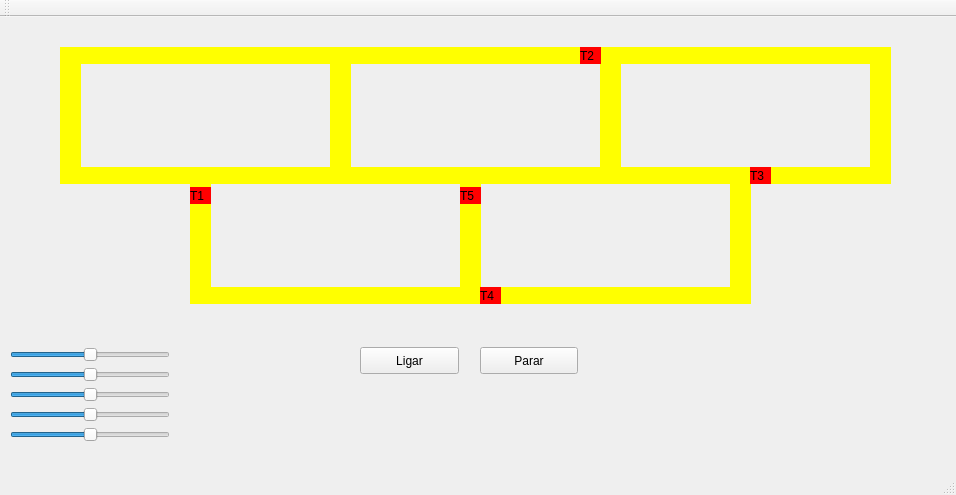
Qt form SOTrabalho2.1/mainwindow.ui (martinsspn/SO) before a commit.
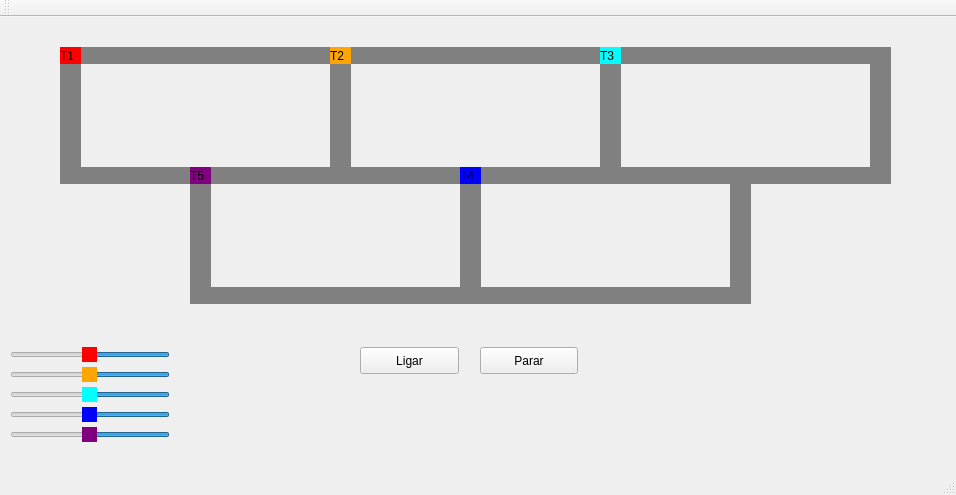
The same form after that commit.

Diff of the .ui file:
```diff
--- a/SOTrabalho2.1/mainwindow.ui
+++ b/SOTrabalho2.1/mainwindow.ui
@@ -17,8 +17,8 @@
    <widget class="QLabel" name="label_trem1">
     <property name="geometry">
      <rect>
-      <x>190</x>
-      <y>170</y>
+      <x>60</x>
+      <y>30</y>
       <width>21</width>
       <height>17</height>
      </rect>
@@ -40,7 +40,7 @@
      </rect>
     </property>
     <property name="styleSheet">
-     <string notr="true">QLabel { background: yellow}</string>
+     <string notr="true">QLabel { background: grey}</string>
     </property>
     <property name="text">
      <string/>
@@ -56,7 +56,7 @@
      </rect>
     </property>
     <property name="styleSheet">
-     <string notr="true">QLabel { background: yellow}</string>
+     <string notr="true">QLabel { background: grey}</string>
     </property>
     <property name="text">
      <string/>
@@ -72,7 +72,7 @@
      </rect>
     </property>
     <property name="styleSheet">
-     <string notr="true">QLabel { background: yellow}</string>
+     <string notr="true">QLabel { background: grey}</string>
     </property>
     <property name="text">
      <string/>
@@ -88,7 +88,7 @@
      </rect>
     </property>
     <property name="styleSheet">
-     <string notr="true">QLabel { background: yellow}</string>
+     <string notr="true">QLabel { background: grey}</string>
     </property>
     <property name="text">
      <string/>
@@ -130,7 +130,7 @@
      </rect>
     </property>
     <property name="styleSheet">
-     <string notr="true">QLabel { background: yellow}</string>
+     <string notr="true">QLabel { background: grey}</string>
     </property>
     <property name="text">
      <string/>
@@ -146,7 +146,7 @@
      </rect>
     </property>
     <property name="styleSheet">
-     <string notr="true">QLabel { background: yellow}</string>
+     <string notr="true">QLabel { background: grey}</string>
     </property>
     <property name="text">
      <string/>
@@ -162,7 +162,7 @@
      </rect>
     </property>
     <property name="styleSheet">
-     <string notr="true">QLabel { background: yellow}</string>
+     <string notr="true">QLabel { background: grey}</string>
     </property>
     <property name="text">
      <string/>
@@ -171,14 +171,105 @@
    <widget class="QLabel" name="label_trem2">
     <property name="geometry">
      <rect>
-      <x>580</x>
+      <x>330</x>
       <y>30</y>
       <width>21</width>
       <height>17</height>
      </rect>
     </property>
+    <property name="palette">
+     <palette>
+      <active>
+       <colorrole role="Button">
+        <brush brushstyle="SolidPattern">
+         <color alpha="255">
+          <red>255</red>
+          <green>165</green>
+          <blue>0</blue>
+         </color>
+        </brush>
+       </colorrole>
+       <colorrole role="Base">
+        <brush brushstyle="SolidPattern">
+         <color alpha="255">
+          <red>255</red>
+          <green>165</green>
+          <blue>0</blue>
+         </color>
+        </brush>
+       </colorrole>
+       <colorrole role="Window">
+        <brush brushstyle="SolidPattern">
+         <color alpha="255">
+          <red>255</red>
+          <green>165</green>
+          <blue>0</blue>
+         </color>
+        </brush>
+       </colorrole>
+      </active>
+      <inactive>
+       <colorrole role="Button">
+        <brush brushstyle="SolidPattern">
+         <color alpha="255">
+          <red>255</red>
+          <green>165</green>
+          <blue>0</blue>
+         </color>
+        </brush>
+       </colorrole>
+       <colorrole role="Base">
+        <brush brushstyle="SolidPattern">
+         <color alpha="255">
+          <red>255</red>
+          <green>165</green>
+          <blue>0</blue>
+         </color>
+        </brush>
+       </colorrole>
+       <colorrole role="Window">
+        <brush brushstyle="SolidPattern">
+         <color alpha="255">
+          <red>255</red>
+          <green>165</green>
+          <blue>0</blue>
+         </color>
+        </brush>
+       </colorrole>
+      </inactive>
+      <disabled>
+       <colorrole role="Button">
+        <brush brushstyle="SolidPattern">
+         <color alpha="255">
+          <red>255</red>
+          <green>165</green>
+          <blue>0</blue>
+         </color>
+        </brush>
+       </colorrole>
+       <colorrole role="Base">
+        <brush brushstyle="SolidPattern">
+         <color alpha="255">
+          <red>255</red>
+          <green>165</green>
+          <blue>0</blue>
+         </color>
+        </brush>
+       </colorrole>
+       <colorrole role="Window">
+        <brush brushstyle="SolidPattern">
+         <color alpha="255">
+          <red>255</red>
+          <green>165</green>
+          <blue>0</blue>
+         </color>
+        </brush>
+       </colorrole>
+      </disabled>
+     </palette>
+    </property>
     <property name="styleSheet">
-     <string notr="true">QLabel { background: red}</string>
+     <string notr="true">QLabel { background: orange}</string>
     </property>
     <property name="text">
      <string>T2</string>
@@ -187,14 +278,14 @@
    <widget class="QLabel" name="label_trem3">
     <property name="geometry">
      <rect>
-      <x>750</x>
-      <y>150</y>
+      <x>600</x>
+      <y>30</y>
       <width>21</width>
       <height>17</height>
      </rect>
     </property>
     <property name="styleSheet">
-     <string notr="true">QLabel { background: red}</string>
+     <string notr="true">QLabel { background: cyan}</string>
     </property>
     <property name="text">
      <string>T3</string>
@@ -210,7 +301,7 @@
      </rect>
     </property>
     <property name="styleSheet">
-     <string notr="true">QLabel { background: yellow}</string>
+     <string notr="true">QLabel { background: grey}</string>
     </property>
     <property name="text">
      <string/>
@@ -226,7 +317,7 @@
      </rect>
     </property>
     <property name="styleSheet">
-     <string notr="true">QLabel { background: yellow}</string>
+     <string notr="true">QLabel { background: grey}</string>
     </property>
     <property name="text">
      <string/>
@@ -242,7 +333,7 @@
      </rect>
     </property>
     <property name="styleSheet">
-     <string notr="true">QLabel { background: yellow}</string>
+     <string notr="true">QLabel { background: grey}</string>
     </property>
     <property name="text">
      <string/>
@@ -258,7 +349,7 @@
      </rect>
     </property>
     <property name="styleSheet">
-     <string notr="true">QLabel { background: yellow}</string>
+     <string notr="true">QLabel { background: grey}</string>
     </property>
     <property name="text">
      <string/>
@@ -274,7 +365,7 @@
      </rect>
     </property>
     <property name="styleSheet">
-     <string notr="true">QLabel { background: yellow}</string>
+     <string notr="true">QLabel { background: grey}</string>
     </property>
     <property name="text">
      <string/>
@@ -290,7 +381,7 @@
      </rect>
     </property>
     <property name="styleSheet">
-     <string notr="true">QLabel { background: yellow}</string>
+     <string notr="true">QLabel { background: grey}</string>
     </property>
     <property name="text">
      <string/>
@@ -306,7 +397,7 @@
      </rect>
     </property>
     <property name="styleSheet">
-     <string notr="true">QLabel { background: yellow}</string>
+     <string notr="true">QLabel { background: grey}</string>
     </property>
     <property name="text">
      <string/>
@@ -322,7 +413,7 @@
      </rect>
     </property>
     <property name="styleSheet">
-     <string notr="true">QLabel { background: yellow}</string>
+     <string notr="true">QLabel { background: grey}</string>
     </property>
     <property name="text">
      <string/>
@@ -331,14 +422,14 @@
    <widget class="QLabel" name="label_trem4">
     <property name="geometry">
      <rect>
-      <x>480</x>
-      <y>270</y>
+      <x>460</x>
+      <y>150</y>
       <width>21</width>
       <height>17</height>
      </rect>
     </property>
     <property name="styleSheet">
-     <string notr="true">QLabel { background: red}</string>
+     <string notr="true">QLabel { background: blue}</string>
     </property>
     <property name="text">
      <string>T4</string>
@@ -347,14 +438,14 @@
    <widget class="QLabel" name="label_trem5">
     <property name="geometry">
      <rect>
-      <x>460</x>
-      <y>170</y>
+      <x>190</x>
+      <y>150</y>
       <width>21</width>
       <height>17</height>
      </rect>
     </property>
     <property name="styleSheet">
-     <string notr="true">QLabel { background: red}</string>
+     <string notr="true">QLabel { background: purple}</string>
     </property>
     <property name="text">
      <string>T5</string>
@@ -369,6 +460,18 @@
       <height>16</height>
      </rect>
     </property>
+    <property name="layoutDirection">
+     <enum>Qt::RightToLeft</enum>
+    </property>
+    <property name="styleSheet">
+     <string notr="true">QSlider::handle:horizontal {background-color: red}</string>
+    </property>
+    <property name="maximum">
+     <number>99</number>
+    </property>
+    <property name="value">
+     <number>50</number>
+    </property>
     <property name="sliderPosition">
      <number>50</number>
     </property>
@@ -385,6 +488,12 @@
       <height>16</height>
      </rect>
     </property>
+    <property name="layoutDirection">
+     <enum>Qt::RightToLeft</enum>
+    </property>
+    <property name="styleSheet">
+     <string notr="true">QSlider::handle:horizontal {background-color: orange}</string>
+    </property>
     <property name="sliderPosition">
      <number>50</number>
     </property>
@@ -401,6 +510,12 @@
       <height>16</height>
      </rect>
     </property>
+    <property name="layoutDirection">
+     <enum>Qt::RightToLeft</enum>
+    </property>
+    <property name="styleSheet">
+     <string notr="true">QSlider::handle:horizontal {background-color: cyan}</string>
+    </property>
     <property name="sliderPosition">
      <number>50</number>
     </property>
@@ -417,6 +532,12 @@
       <height>16</height>
      </rect>
     </property>
+    <property name="layoutDirection">
+     <enum>Qt::RightToLeft</enum>
+    </property>
+    <property name="styleSheet">
+     <string notr="true">QSlider::handle:horizontal {background-color: blue}</string>
+    </property>
     <property name="sliderPosition">
      <number>50</number>
     </property>
@@ -433,6 +554,12 @@
       <height>16</height>
      </rect>
     </property>
+    <property name="layoutDirection">
+     <enum>Qt::RightToLeft</enum>
+    </property>
+    <property name="styleSheet">
+     <string notr="true">QSlider::handle:horizontal {background-color: purple}</string>
+    </property>
     <property name="sliderPosition">
      <number>50</number>
     </property>
```
Left out of the diff: 3 changed lines with no effect on the pictures.
